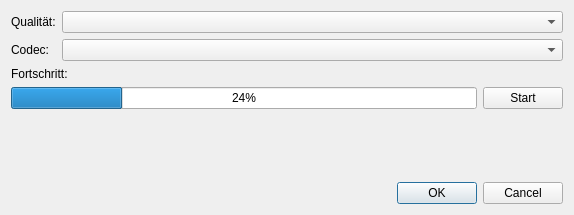
studnitz/octopus, file gui/forms/exportierendialog.ui: the form before one commit.
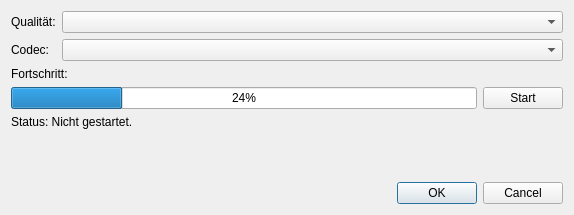
The form after the commit.

What changed in the file:
```diff
--- a/gui/forms/exportierendialog.ui
+++ b/gui/forms/exportierendialog.ui
@@ -65,6 +65,13 @@
        </item>
       </layout>
      </item>
+     <item>
+      <widget class="QLabel" name="statusLabel">
+       <property name="text">
+        <string>Status: Nicht gestartet.</string>
+       </property>
+      </widget>
+     </item>
      <item>
       <spacer name="verticalSpacer">
        <property name="orientation">
```
